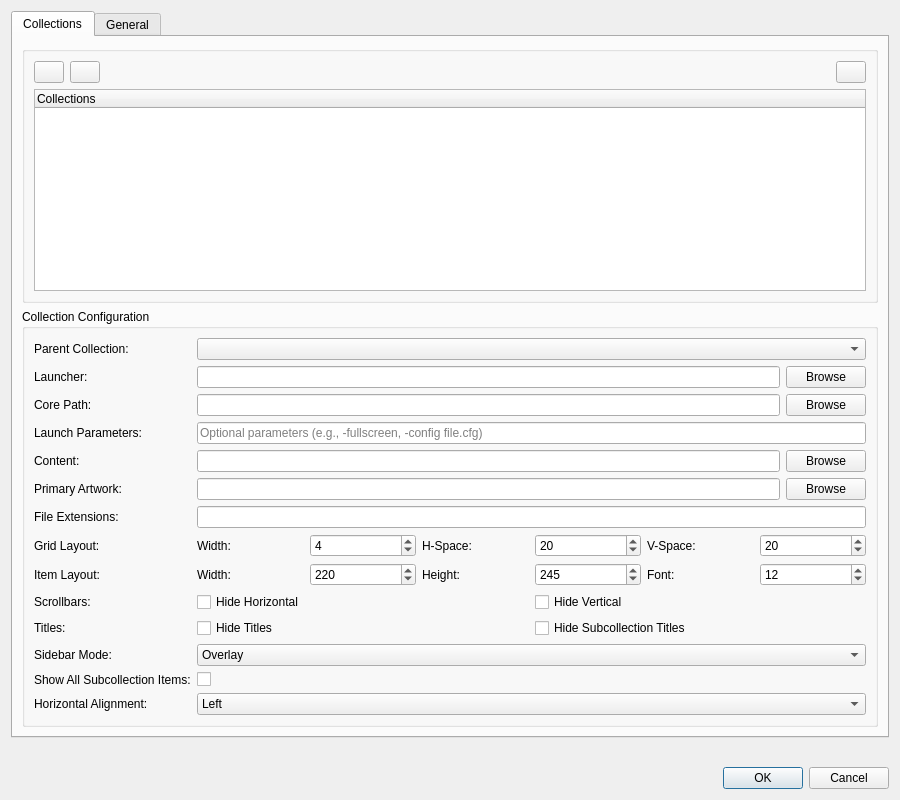
First picture: the form in src/ui/dialogs/settingsdialog.ui, repository EtherAura/Kartend, before the edit.
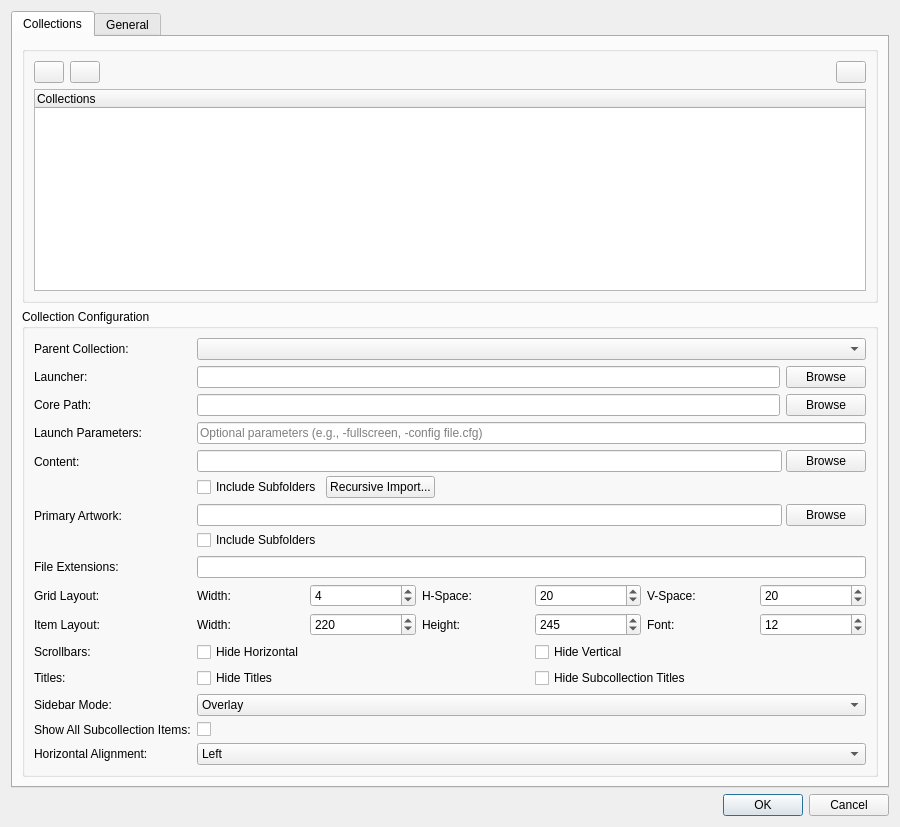
Second picture: the form after the edit. Icons and pictures are not drawn.

Commit message:
feat: Add folder browsing settings UI and config persistence
- Add CollectionConfig fields: includeContentSubfolders, recursiveContentImport,
  includeArtworkSubfolders, recursiveArtworkImport, currentSubfolder
- Add checkboxes in settings dialog for Include Subfolders options
- Add Recursive Import buttons that create subcollections from directory structure
- Update SettingsManager to load/save new fields
- Add change detection for subfolder fields to trigger reload

Diff of the .ui file:
```diff
--- a/src/ui/dialogs/settingsdialog.ui
+++ b/src/ui/dialogs/settingsdialog.ui
@@ -219,6 +219,11 @@
            </widget>
           </item>
           <item row="4" column="1">
+           <layout class="QVBoxLayout" name="contentDirOuterLayout">
+            <property name="spacing">
+             <number>4</number>
+            </property>
+            <item>
            <layout class="QHBoxLayout" name="contentDirLayout">
             <item>
              <widget class="QLineEdit" name="mediaDirLineEdit"/>
@@ -232,6 +237,45 @@
             </item>
            </layout>
           </item>
+            <item>
+             <layout class="QHBoxLayout" name="contentOptionsLayout">
+              <item>
+               <widget class="QCheckBox" name="includeContentSubfoldersCheckBox">
+                <property name="toolTip">
+                 <string>Show subfolders as navigable virtual folders (does not create subcollections)</string>
+                </property>
+                <property name="text">
+                 <string>Include Subfolders</string>
+                </property>
+               </widget>
+              </item>
+              <item>
+               <widget class="QPushButton" name="recursiveImportContentButton">
+                <property name="toolTip">
+                 <string>Create subcollections matching the directory structure</string>
+                </property>
+                <property name="text">
+                 <string>Recursive Import...</string>
+                </property>
+               </widget>
+              </item>
+              <item>
+               <spacer name="contentOptionsSpacer">
+                <property name="orientation">
+                 <enum>Qt::Orientation::Horizontal</enum>
+                </property>
+                <property name="sizeHint" stdset="0">
+                 <size>
+                  <width>40</width>
+                  <height>20</height>
+                 </size>
+                </property>
+               </spacer>
+              </item>
+             </layout>
+            </item>
+           </layout>
+          </item>
           <item row="5" column="0">
            <widget class="QLabel" name="label_artworkDir">
             <property name="text">
@@ -240,6 +284,11 @@
            </widget>
           </item>
           <item row="5" column="1">
+           <layout class="QVBoxLayout" name="artworkDirOuterLayout">
+            <property name="spacing">
+             <number>4</number>
+            </property>
+            <item>
            <layout class="QHBoxLayout" name="artworkDirLayout">
             <item>
              <widget class="QLineEdit" name="artworkDirLineEdit"/>
@@ -250,6 +299,35 @@
                <string>Browse</string>
               </property>
              </widget>
+              </item>
+             </layout>
+            </item>
+            <item>
+             <layout class="QHBoxLayout" name="artworkOptionsLayout">
+              <item>
+               <widget class="QCheckBox" name="includeArtworkSubfoldersCheckBox">
+                <property name="toolTip">
+                 <string>Look for artwork in subfolders matching the content structure</string>
+                </property>
+                <property name="text">
+                 <string>Include Subfolders</string>
+                </property>
+               </widget>
+              </item>
+              <item>
+               <spacer name="artworkOptionsSpacer">
+                <property name="orientation">
+                 <enum>Qt::Orientation::Horizontal</enum>
+                </property>
+                <property name="sizeHint" stdset="0">
+                 <size>
+                  <width>40</width>
+                  <height>20</height>
+                 </size>
+                </property>
+               </spacer>
+              </item>
+             </layout>
             </item>
            </layout>
           </item>
```
Lines whose indentation alone changed are shown as unchanged. The commit also changes 4 other files.
